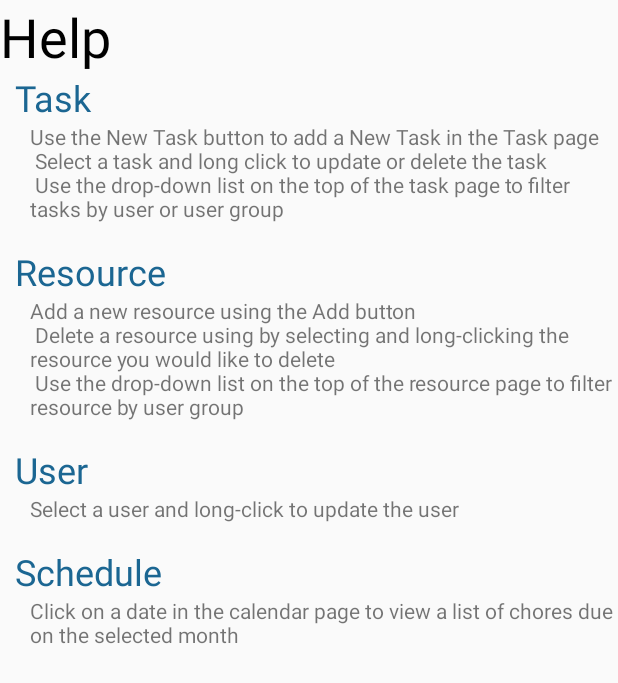
After one commit to vsusini/BarcelonaFinalApp, an Android app: the HelpActivity screen opened directly, with no data from a screen before it, on a phone screen of 412 x 824 dp. The commit adds this screen. Shown: the top 683 px of the screen. Run offline under Robolectric (Android 15) with nearby library versions, the phone set to English and light mode, and no system bars.

Commit message:
Added a Help page with instructions on how to use the app

```diff
--- a/ChoreManager/app/build.gradle
+++ b/ChoreManager/app/build.gradle
@@ -39,4 +39,5 @@ dependencies {
 
 
 
+
 apply plugin: 'com.google.gms.google-services'
--- a/ChoreManager/app/src/main/AndroidManifest.xml
+++ b/ChoreManager/app/src/main/AndroidManifest.xml
@@ -29,7 +29,8 @@
             </intent-filter>
         </activity>
         <activity android:name=".MainUserActivity" />
-        <activity android:name=".ScheduleTaskList"></activity>
+        <activity android:name=".ScheduleTaskList" />
+        <activity android:name=".HelpActivity"></activity>
     </application>
 
 </manifest>
--- a/ChoreManager/app/src/main/java/com/csbarcelona/choremanager/CalendarActivity.java
+++ b/ChoreManager/app/src/main/java/com/csbarcelona/choremanager/CalendarActivity.java
@@ -13,6 +13,7 @@ import android.widget.Button;
 import android.widget.CalendarView;
 import android.widget.Toast;
 
+import java.text.DateFormatSymbols;
 import java.util.Calendar;
 import java.util.Date;
 
@@ -45,12 +46,16 @@ public class CalendarActivity extends AppCompatActivity {
                     sDay = "0" + day;
                 }
 
+
+                String monthName = new DateFormatSymbols().getMonths()[month];
+
                 String date = sMonth + "/" + sDay + "/" + year;
                 Intent intent = new Intent(CalendarActivity.this, ScheduleTaskList.class);
                 intent.putExtra("date", date);
                 intent.putExtra("month", sMonth);
                 intent.putExtra("year", sYear);
                 startActivity(intent);
+                Toast.makeText(getApplicationContext(), "Chores due in " + monthName, Toast.LENGTH_LONG).show();
             }
         });
 
--- /dev/null
+++ b/ChoreManager/app/src/main/java/com/csbarcelona/choremanager/HelpActivity.java
@@ -0,0 +1,13 @@
+package com.csbarcelona.choremanager;
+
+import android.support.v7.app.AppCompatActivity;
+import android.os.Bundle;
+
+public class HelpActivity extends AppCompatActivity {
+
+    @Override
+    protected void onCreate(Bundle savedInstanceState) {
+        super.onCreate(savedInstanceState);
+        setContentView(R.layout.activity_help);
+    }
+}
--- a/ChoreManager/app/src/main/java/com/csbarcelona/choremanager/MenuActivity.java
+++ b/ChoreManager/app/src/main/java/com/csbarcelona/choremanager/MenuActivity.java
@@ -17,8 +17,9 @@ public class MenuActivity extends Activity {
 
     Button taskBtn;
     Button resourceBtn;
-    Button usersBtn;
+    Button userBtn;
     Button calendarBtn;
+    Button helpBtn;
 
     @Override
     protected void onCreate(Bundle savedInstanceState) {
@@ -70,10 +71,10 @@ public class MenuActivity extends Activity {
 
 
         //L Locate the User button in the activity menu
-        usersBtn = (Button)findViewById(R.id.btn_users);
+        userBtn = (Button)findViewById(R.id.btn_users);
 
         // Capture button clicks
-        usersBtn.setOnClickListener(new View.OnClickListener() {
+        userBtn.setOnClickListener(new View.OnClickListener() {
             @Override
             public void onClick(View view) {
 
@@ -85,9 +86,24 @@ public class MenuActivity extends Activity {
 
         });
 
+
+
+        helpBtn = (Button)findViewById(R.id.btn_help);
+
+        // Capture button clicks
+        helpBtn.setOnClickListener(new View.OnClickListener() {
+            @Override
+            public void onClick(View view) {
+
+                // Star Calendar Activty
+
+                Intent myIntent = new Intent(MenuActivity.this, HelpActivity.class);
+                startActivity(myIntent);
+            }
+
+        });
+
+
     }
 
-
-
-
 }
--- a/ChoreManager/app/src/main/java/com/csbarcelona/choremanager/ResourceCatalogActivity.java
+++ b/ChoreManager/app/src/main/java/com/csbarcelona/choremanager/ResourceCatalogActivity.java
@@ -251,7 +251,7 @@ public class ResourceCatalogActivity extends AppCompatActivity {
             Toast.makeText(this, "Resource added", Toast.LENGTH_LONG).show();
         } else {
             // if the value is not given displaying a toast
-            Toast.makeText(this, "Please enter a name", Toast.LENGTH_LONG).show();
+            Toast.makeText(this, "Please enter a resouce name", Toast.LENGTH_LONG).show();
         }
 
     }
--- /dev/null
+++ b/ChoreManager/app/src/main/res/layout/activity_help.xml
@@ -0,0 +1,167 @@
+<?xml version="1.0" encoding="utf-8"?>
+<android.support.constraint.ConstraintLayout xmlns:android="http://schemas.android.com/apk/res/android"
+    xmlns:app="http://schemas.android.com/apk/res-auto"
+    xmlns:tools="http://schemas.android.com/tools"
+    android:layout_width="match_parent"
+    android:layout_height="match_parent"
+    tools:context="com.csbarcelona.choremanager.HelpActivity">
+
+    <LinearLayout
+        android:id="@+id/LinearLayout14"
+        android:layout_width="match_parent"
+        android:layout_height="wrap_content"
+        android:orientation="horizontal">
+
+        <TextView
+            android:id="@+id/textView8"
+            android:layout_width="wrap_content"
+            android:layout_height="wrap_content"
+            android:layout_weight="1"
+            android:text="Help"
+            android:textAlignment="viewStart"
+            android:textColor="@color/common_google_signin_btn_text_dark_focused"
+            android:textSize="36sp" />
+    </LinearLayout>
+
+    <LinearLayout
+        android:id="@+id/LinearLayout15"
+        android:layout_width="match_parent"
+        android:layout_height="wrap_content"
+        app:layout_constraintTop_toBottomOf="@+id/LinearLayout14">
+
+        <TextView
+            android:id="@+id/textView9"
+            android:layout_width="wrap_content"
+            android:layout_height="wrap_content"
+            android:layout_marginLeft="10dp"
+            android:layout_weight="1"
+            android:text="Task"
+            android:textAlignment="textStart"
+            android:textColor="@color/colorPrimaryDark"
+            android:textSize="24sp" />
+
+
+    </LinearLayout>
+
+    <LinearLayout
+        android:id="@+id/LinearLayout17"
+        android:layout_width="match_parent"
+        android:layout_height="wrap_content"
+        android:orientation="horizontal"
+        app:layout_constraintTop_toBottomOf="@+id/LinearLayout15">
+
+        <TextView
+            android:id="@+id/textView12"
+            android:layout_width="wrap_content"
+            android:layout_height="wrap_content"
+            android:layout_weight="1"
+            android:text="@string/task_paragraph"
+            android:paddingLeft="20dp"/>
+    </LinearLayout>
+
+    <LinearLayout
+        android:id="@+id/LinearLayout16"
+        android:layout_width="match_parent"
+        android:layout_height="wrap_content"
+        android:orientation="horizontal"
+        app:layout_constraintTop_toBottomOf="@+id/LinearLayout17">
+
+        <TextView
+            android:id="@+id/textView10"
+            android:layout_width="wrap_content"
+            android:layout_height="wrap_content"
+            android:layout_weight="1"
+            android:text="Resource"
+            android:textColor="@color/colorPrimaryDark"
+            android:textSize="24sp"
+            android:layout_marginLeft="10dp"/>
+    </LinearLayout>
+
+    <LinearLayout
+        android:id="@+id/LinearLayout18"
+        android:layout_width="match_parent"
+        android:layout_height="wrap_content"
+        android:orientation="horizontal"
+        app:layout_constraintTop_toBottomOf="@+id/LinearLayout16">
+
+        <TextView
+            android:id="@+id/textView13"
+            android:layout_width="wrap_content"
+            android:layout_height="wrap_content"
+            android:layout_weight="1"
+            android:text="@string/resource_paragraph"
+            android:layout_marginLeft="20dp"/>
+    </LinearLayout>
+
+    <LinearLayout
+        android:id="@+id/LinearLayout19"
+        android:layout_width="match_parent"
+        android:layout_height="wrap_content"
+        android:orientation="horizontal"
+        app:layout_constraintTop_toBottomOf="@+id/LinearLayout18">
+
+        <TextView
+            android:id="@+id/textView11"
+            android:layout_width="wrap_content"
+            android:layout_height="wrap_content"
+            android:layout_weight="1"
+            android:text="User"
+            android:textColor="@color/colorPrimaryDark"
+            android:textSize="24sp"
+            android:layout_marginLeft="10dp"/>
+
+    </LinearLayout>
+
+    <LinearLayout
+        android:id="@+id/LinearLayout20"
+        android:layout_width="match_parent"
+        android:layout_height="wrap_content"
+        android:orientation="horizontal"
+        app:layout_constraintTop_toBottomOf="@+id/LinearLayout19">
+
+        <TextView
+            android:id="@+id/textView14"
+            android:layout_width="wrap_content"
+            android:layout_height="wrap_content"
+            android:layout_weight="1"
+            android:text="@string/user_paragraph"
+            android:layout_marginLeft="20dp"/>
+    </LinearLayout>
+
+    <LinearLayout
+        android:id="@+id/LinearLayout21"
+        android:layout_width="match_parent"
+        android:layout_height="wrap_content"
+        android:orientation="horizontal"
+        app:layout_constraintTop_toBottomOf="@+id/LinearLayout20">
+
+        <TextView
+            android:id="@+id/textView15"
+            android:layout_width="wrap_content"
+            android:layout_height="wrap_content"
+            android:layout_weight="1"
+            android:text="Schedule"
+            android:textColor="@color/colorPrimaryDark"
+            android:textSize="24sp"
+            android:layout_marginLeft="10dp"/>
+
+    </LinearLayout>
+
+    <LinearLayout
+        android:id="@+id/LinearLayout22"
+        android:layout_width="match_parent"
+        android:layout_height="wrap_content"
+        android:orientation="horizontal"
+        app:layout_constraintTop_toBottomOf="@+id/LinearLayout21">
+
+        <TextView
+            android:id="@+id/textView16"
+            android:layout_width="wrap_content"
+            android:layout_height="wrap_content"
+            android:layout_weight="1"
+            android:text="@string/schedule_paragraph"
+            android:layout_marginLeft="20dp"/>
+    </LinearLayout>
+
+
+</android.support.constraint.ConstraintLayout>
--- a/ChoreManager/app/src/main/res/layout/activity_menu.xml
+++ b/ChoreManager/app/src/main/res/layout/activity_menu.xml
@@ -73,5 +73,21 @@
                 android:text="Calendar" />
 
         </LinearLayout>
+
+    <LinearLayout
+        android:id="@+id/menuLayout05"
+        android:layout_width="fill_parent"
+        android:layout_height="wrap_content"
+        android:layout_weight="1"
+        android:orientation="vertical">
+
+        <Button
+            android:id="@+id/btn_help"
+            android:layout_width="match_parent"
+            android:layout_height="wrap_content"
+            android:layout_weight="1"
+            android:text="Help" />
+    </LinearLayout>
+
     </LinearLayout>
 </RelativeLayout>
--- a/ChoreManager/app/src/main/res/values/values.xml
+++ b/ChoreManager/app/src/main/res/values/values.xml
@@ -37,6 +37,29 @@
         <item>Resources Needed by Children</item>
     </string-array>
 
+    <string name = "task_paragraph">
+        Use the "New Task" button to add a New Task in the Task page\n
+        Select a task and long click to update or delete the task\n
+        Use the drop-down list on the top of the task page to filter tasks by user or user group\n
+    </string>
+
+    <string name = "resource_paragraph">
+        Add a new resource using the "Add" button \n
+        Delete a resource using by selecting and long-clicking the resource you would like to delete\n
+        Use the drop-down list on the top of the resource page to filter resource by user group\n
+    </string>
+
+    <string name = "user_paragraph">
+        Select a user and long-click to update the user\n
+    </string>
+
+    <string name = "schedule_paragraph">
+        Click on a date in the calendar page to view a list of chores due on the selected month\n
+    </string>
+
+
+
+
 
 
 </resources>
```
